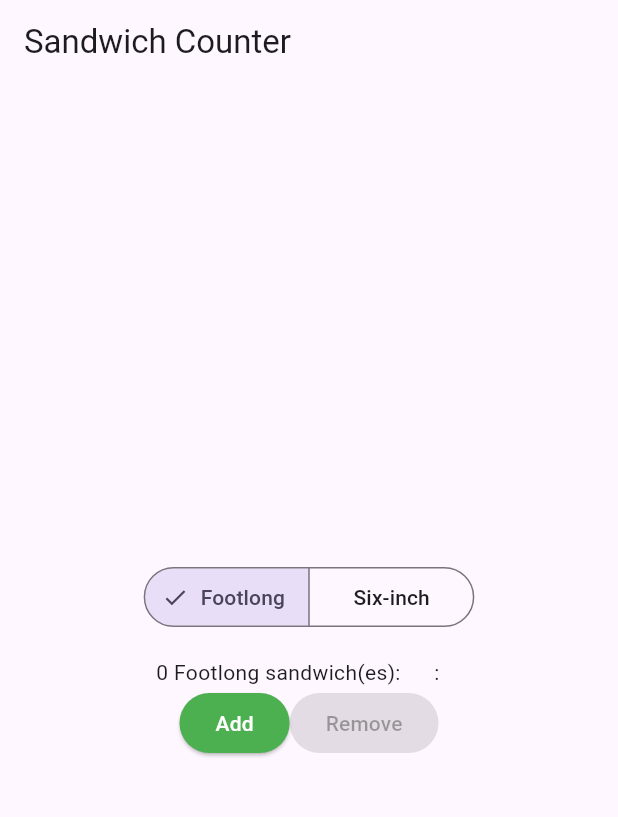
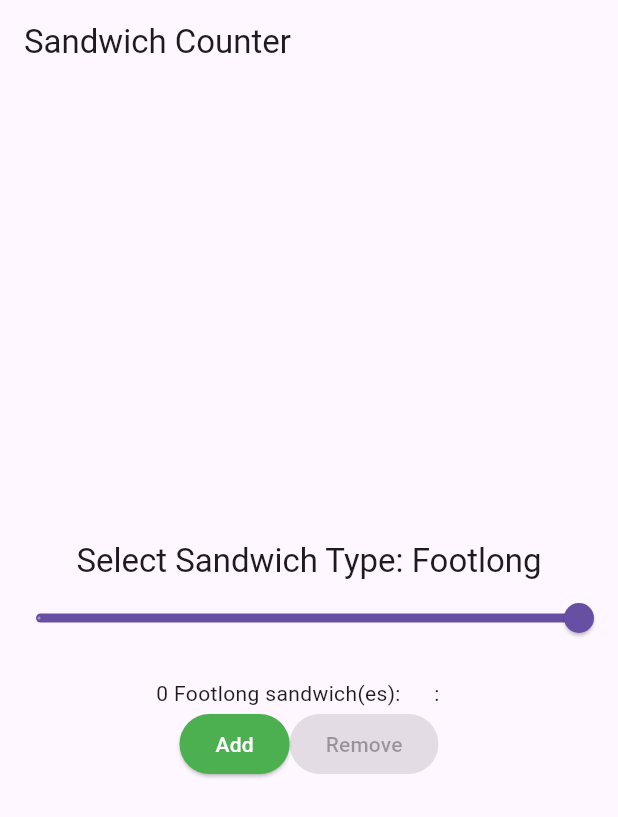
Before and after one commit to TobyWebb04/sandwich_shop, a Flutter app: the screen it shows after launch, on a phone screen of 412 x 824 dp. Shown: the top 817 px of the screen. Run offline on Flutter 3.47's test engine with Material 3 defaults, Android fonts, the phone set to English and light mode, and no system bars.

Commit message:
Changing to a slider

```diff
--- a/lib/main.dart
+++ b/lib/main.dart
@@ -13,7 +13,6 @@ class App extends StatelessWidget {
       title: 'Sandwich Shop App',
       home: OrderScreen(maxQuantity: 5),
     );
-
   }
 }
 
@@ -56,17 +55,32 @@ class _OrderScreenState extends State<OrderScreen> {
             // SegmentedButton for sandwich type selection
             Padding(
               padding: const EdgeInsets.only(bottom: 16.0),
-              child: SegmentedButton<String>(
-                segments: const [
-                  ButtonSegment(value: 'Footlong', label: Text('Footlong')),
-                  ButtonSegment(value: 'Six-inch', label: Text('Six-inch')),
-                ],
-                selected: <String>{_selectedType},
-                onSelectionChanged: (Set<String> newSelection) {
+              child: Column(
+                children: [
+                  Text(
+                    'Select Sandwich Type: $_selectedType',
+                    style: Theme.of(context)
+                        .textTheme
+                        .titleLarge, // Use titleLarge instead of headline6
+                  ),
+                  Slider(
+                    value: _selectedType == 'Footlong'
+                        ? 1.0
+                        : 0.0, // Map to 0 or 1
+                    min: 0,
+                    max: 1,
+                    divisions:
+                        1, // Make it only have 2 discrete values (0 and 1)
+                    label: _selectedType,
+                    onChanged: (double value) {
                       setState(() {
-                    _selectedType = newSelection.first;
+                        _selectedType = value == 1.0
+                            ? 'Footlong'
+                            : 'Six-inch'; // Map slider value to type
                       });
                     },
+                  ),
+                ],
               ),
             ),
             OrderItemDisplay(
@@ -78,7 +92,8 @@ class _OrderScreenState extends State<OrderScreen> {
               children: [
                 StyledButton(
                   text: 'Add',
-                  onPressed: _quantity < widget.maxQuantity ? _increaseQuantity : null,
+                  onPressed:
+                      _quantity < widget.maxQuantity ? _increaseQuantity : null,
                   backgroundColor: Colors.green,
                   foregroundColor: Colors.white,
                 ),
@@ -132,7 +147,8 @@ class OrderItemDisplay extends StatelessWidget {
 
   @override
   Widget build(BuildContext context) {
-    return Text('$quantity $itemType sandwich(es): ${'🥪' * quantity}     :    ');
+    return Text(
+        '$quantity $itemType sandwich(es): ${'🥪' * quantity}     :    ');
   }
 }
 
@@ -208,8 +224,7 @@ class _MyHomePageState extends State<MyHomePage> {
     // The Flutter framework has been optimized to make rerunning build methods
     // fast, so that you can just rebuild anything that needs updating rather
     // than having to individually change instances of widgets.
-    return Scaffold
-    (
+    return Scaffold(
       appBar: AppBar(
         // TRY THIS: Try changing the color here to a specific color (to
         // Colors.amber, perhaps?) and trigger a hot reload to see the AppBar
@@ -224,8 +239,7 @@ class _MyHomePageState extends State<MyHomePage> {
         // Center is a layout widget. It takes a single child and positions it
         // in the middle of the parent.
         // ignore: prefer_const_constructors
-        child: Column
-        (
+        child: Column(
           // Column is also a layout widget. It takes a list of children and
           // arranges them vertically. By default, it sizes itself to fit its
           // children horizontally, and tries to be as tall as its parent.
```
Lines whose indentation alone changed are shown as unchanged.
